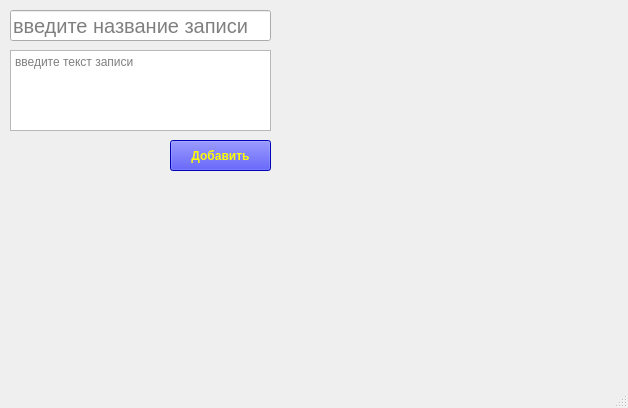
Sarkis8321/Python-qt5-test, file main.ui: the form before one commit.
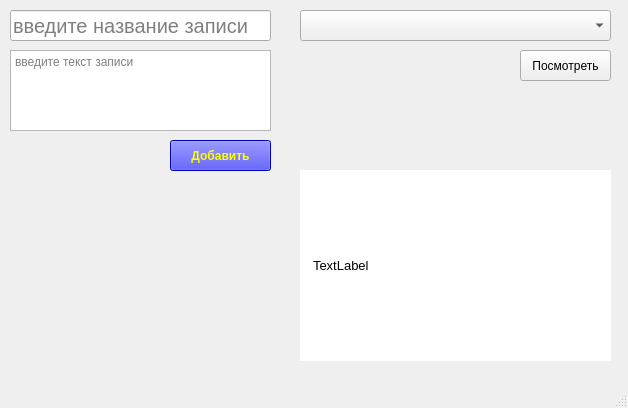
The form after the commit.

```diff
--- a/main.ui
+++ b/main.ui
@@ -62,6 +62,54 @@
      <string>введите текст записи</string>
     </property>
    </widget>
+   <widget class="QComboBox" name="comboBox">
+    <property name="geometry">
+     <rect>
+      <x>300</x>
+      <y>10</y>
+      <width>311</width>
+      <height>31</height>
+     </rect>
+    </property>
+    <property name="duplicatesEnabled">
+     <bool>false</bool>
+    </property>
+   </widget>
+   <widget class="QPushButton" name="pushButton_2">
+    <property name="geometry">
+     <rect>
+      <x>520</x>
+      <y>50</y>
+      <width>91</width>
+      <height>31</height>
+     </rect>
+    </property>
+    <property name="text">
+     <string>Посмотреть</string>
+    </property>
+   </widget>
+   <widget class="QLabel" name="label">
+    <property name="geometry">
+     <rect>
+      <x>300</x>
+      <y>170</y>
+      <width>311</width>
+      <height>191</height>
+     </rect>
+    </property>
+    <property name="font">
+     <font>
+      <pointsize>10</pointsize>
+     </font>
+    </property>
+    <property name="styleSheet">
+     <string notr="true">background: #ffffff;
+padding: 10px;</string>
+    </property>
+    <property name="text">
+     <string>TextLabel</string>
+    </property>
+   </widget>
   </widget>
   <widget class="QMenuBar" name="menubar">
    <property name="geometry">
```
